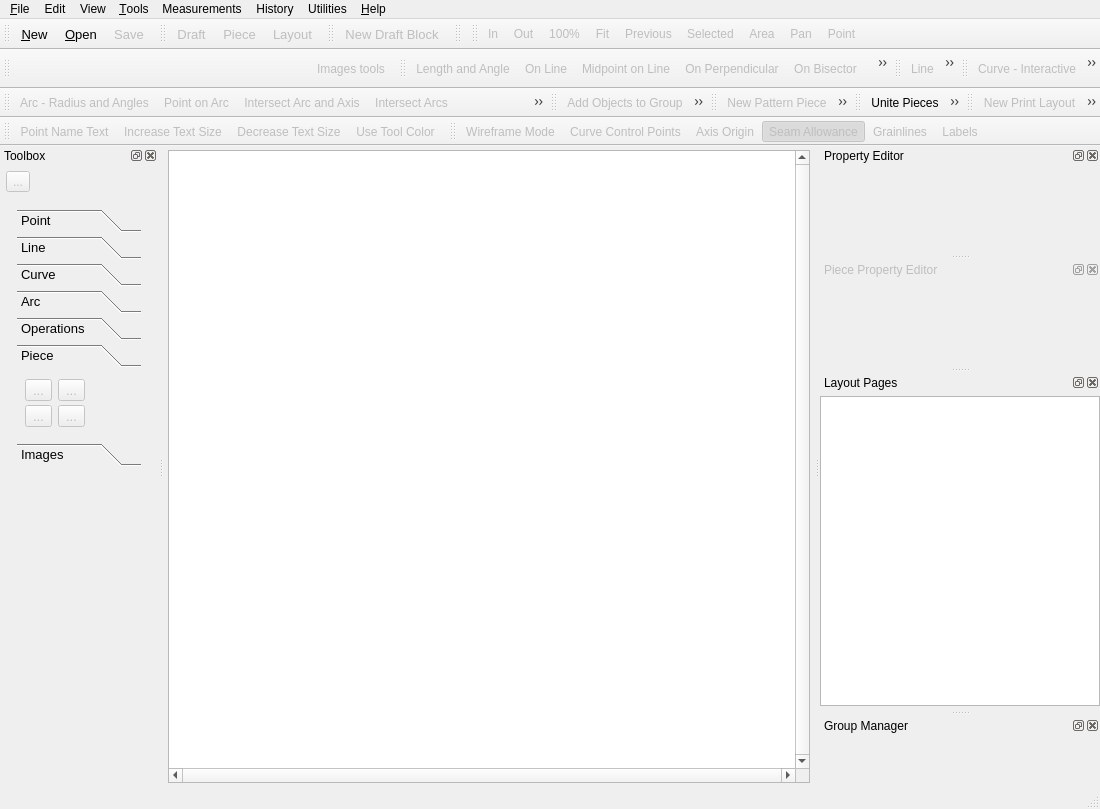
Above: src/app/seamly2d/mainwindow.ui from FashionFreedom/Seamly2D before the change. Below: the same form after it.
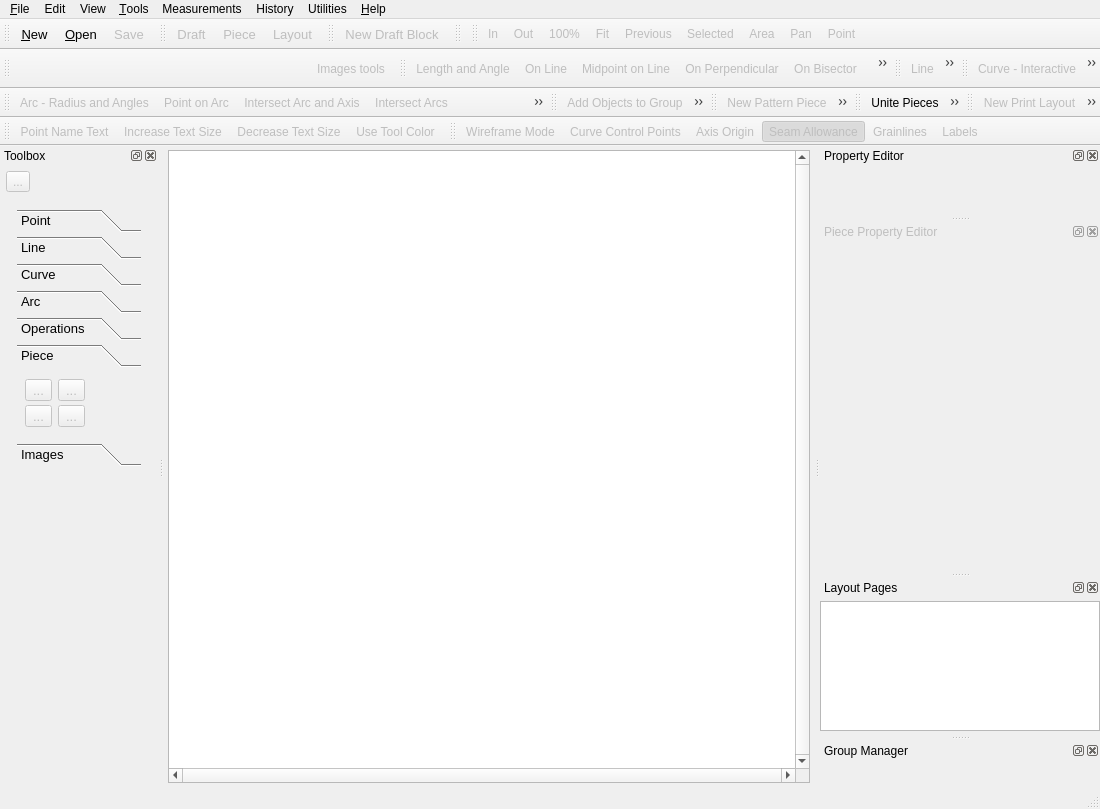
That is the form after the change. Icons and pictures are not drawn. Custom widgets are drawn as their Qt base class.

Commit message:
fix: increase piece property dock minimum height to 350px
Prevents fabric settings properties from being cut off when the dock
shares the right panel with the pieces list dock.

```diff
--- a/src/app/seamly2d/mainwindow.ui
+++ b/src/app/seamly2d/mainwindow.ui
@@ -466,7 +466,7 @@
    <property name="minimumSize">
     <size>
      <width>280</width>
-     <height>70</height>
+     <height>350</height>
     </size>
    </property>
    <property name="windowTitle">
```
